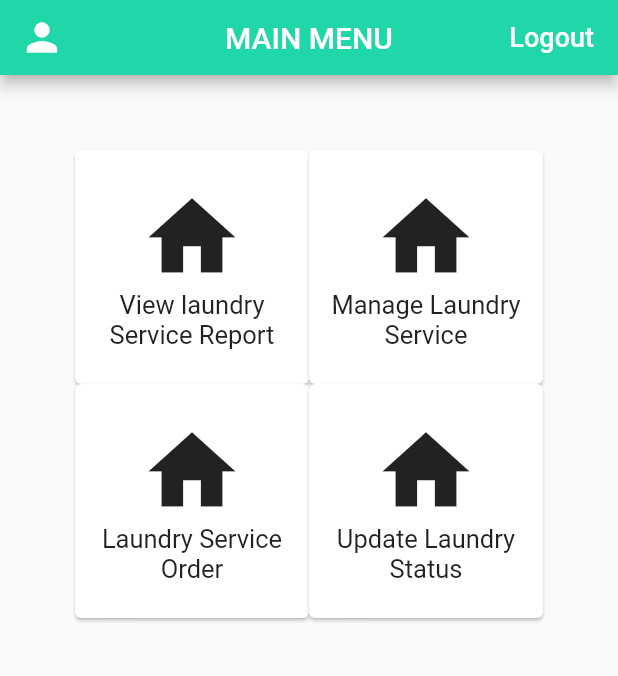
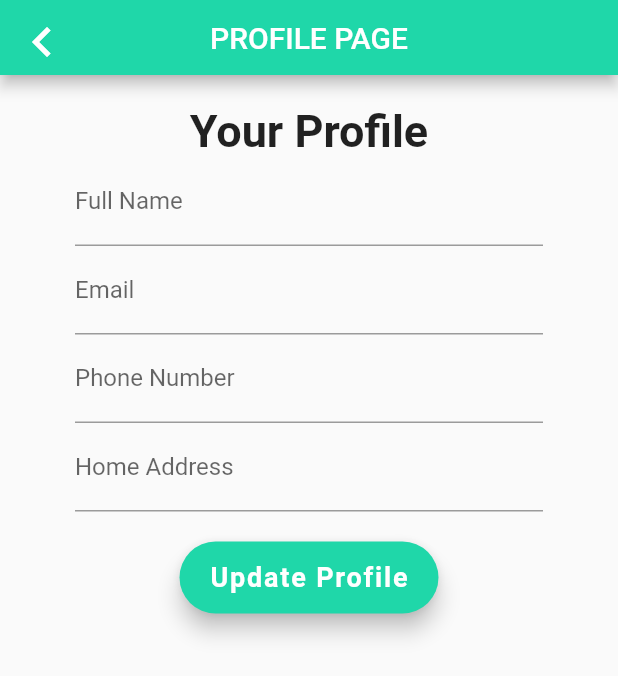
Before and after one commit to MAP-20212022-Yeoja-section1/SuperLaundry, a Flutter app: the mainMenuMScreen screen opened directly, after a tap on the "person" icon, on a phone screen of 412 x 824 dp. Shown: the top 676 px of the screen. Run offline on Flutter 3.47's test engine with Material 2 defaults, Android fonts, the phone set to English and light mode, and no system bars; our stand-ins replace cloud_firestore, firebase_auth, firebase_core, flutter_native_splash, fluttertoast, get_it and 1 more; accounts and stored records are empty.

Commit message:
Super Laundry #23 #24 #25

```diff
--- a/lib/app/service_locator.dart
+++ b/lib/app/service_locator.dart
@@ -24,6 +24,8 @@ import '../ui/screens/forgot_pass/forgot_pass_viewmodel.dart';
 import '../ui/screens/add_order/add_order_viewmodel.dart';
 import 'package:superlaundry/services/add_order/add_order_service.dart';
 import 'package:superlaundry/services/add_order/add_order_serviceFB.dart';
+import '../ui/screens/editProfile/profile_viewmodel.dart';
+import 'package:superlaundry/services/profile_service.dart';
 
 //import '../services/services.dart';
 
@@ -49,6 +51,8 @@ void initializeServiceLocator() => ServiceLocator.init((locator) {
       locator.registerLazySingleton<MenuViewmodel>(() => MenuViewmodel());
       locator.registerLazySingleton<MenudViewmodel>(() => MenudViewmodel());
       locator.registerLazySingleton<MenumViewmodel>(() => MenumViewmodel());
+      locator.registerLazySingleton<ProfileViewmodel>(() => ProfileViewmodel());
+      locator.registerLazySingleton<ProfileService>(() => ProfileService());
       locator.registerLazySingleton<CleanViewmodel>(() => CleanViewmodel());
       locator.registerLazySingleton<CleanManagementService>(
           () => CleanManagementServiceMock());
--- /dev/null
+++ b/lib/services/profile_service.dart
@@ -0,0 +1,45 @@
+import 'package:cloud_firestore/cloud_firestore.dart';
+import 'package:superlaundry/models/user.dart';
+import 'package:firebase_auth/firebase_auth.dart';
+// import 'package:mvvm_counter/services/profile_service.dart';
+import 'package:superlaundry/services/profile_service.dart';
+import 'package:superlaundry/services/registration/login_service.dart';
+import 'package:superlaundry/app/service_locator.dart';
+
+class ProfileService {
+  final String? uid;
+  ProfileService({this.uid});
+  final LoginService _auth = locator<LoginService>();
+  final CollectionReference _users =
+      FirebaseFirestore.instance.collection('users');
+
+  Future<void> editProfile(String userId, String name, String email,
+      String phonenum, String homeaddress) async {
+    await _users.doc(userId).update({
+      'name': name,
+      'email': email,
+      'phonenum': phonenum,
+      'homeaddress': homeaddress,
+    });
+  }
+
+  Future<Map> getUserData() async {
+    final uid = await _auth.getCurrentUID();
+    var users;
+    var data = await _users.doc(uid).get().then((value) {
+      users = {
+        'userId': value['userId'],
+        'name': value['name'],
+        'email': value['email'],
+        'phonenum': value['phonenum'],
+        'homeaddress': value['homeaddress'],
+      };
+      return users;
+    });
+    return data;
+  }
+
+  Stream<DocumentSnapshot> getData() {
+    return _users.doc(uid).snapshots();
+  }
+}
--- /dev/null
+++ b/lib/ui/screens/editProfile/profile_app_bar.dart
@@ -0,0 +1,29 @@
+import 'package:flutter/material.dart';
+import 'package:superlaundry/ui/screens/home_manager/mainmenuM_screen.dart';
+
+class profileAppBar extends StatelessWidget implements PreferredSizeWidget {
+  const profileAppBar({
+    Key? key,
+  }) : super(key: key);
+
+  @override
+  Size get preferredSize => Size.fromHeight(50);
+
+  @override
+  Widget build(BuildContext context) {
+    return AppBar(
+      title: Text('PROFILE PAGE'),
+      leading: IconButton(
+        onPressed: () {
+          Navigator.push(context,
+              MaterialPageRoute(builder: (context) => mainMenuMScreen()));
+        },
+        icon: Icon(Icons.chevron_left_sharp),
+        iconSize: 40.0,
+      ),
+      centerTitle: true,
+      backgroundColor: Color.fromARGB(255, 31, 215, 169),
+      foregroundColor: Colors.white,
+    );
+  }
+}
--- /dev/null
+++ b/lib/ui/screens/editProfile/profile_body.dart
@@ -0,0 +1,207 @@
+// import 'package:firebase_auth/firebase_auth.dart';
+import 'package:cloud_firestore/cloud_firestore.dart';
+import 'package:flutter/material.dart';
+// import 'package:provider/provider/.dart';
+import 'package:fluttertoast/fluttertoast.dart';
+import 'package:superlaundry/models/user.dart';
+import 'package:map_mvvm/map_mvvm.dart';
+import 'profile_viewmodel.dart';
+import 'package:superlaundry/ui/screens/editProfile/profile_viewmodel.dart';
+import 'package:superlaundry/services/profile_service.dart';
+
+class ProfileBody extends StatefulWidget {
+  // static Route route() => MaterialPageRoute(builder: (_) => ProfileBody());
+  const ProfileBody({
+    Key? key,
+  }) : super(key: key);
+
+  @override
+  _ProfileBodyState createState() => _ProfileBodyState();
+}
+
+class _ProfileBodyState extends State<ProfileBody> {
+  final _formKey = GlobalKey<FormState>();
+  String message = '';
+  // bool loading = true;
+  String name = '';
+  String email = '';
+  String phonenum = '';
+  String homeaddress = '';
+  String name_ = '';
+  String email_ = '';
+  String phonenum_ = '';
+  String homeaddress_ = '';
+  final GlobalKey _nameKey = GlobalKey();
+  final GlobalKey _emailKey = GlobalKey();
+  final GlobalKey _phonenumKey = GlobalKey();
+  final GlobalKey _homeaddressKey = GlobalKey();
+
+  @override
+  void initState() {
+    super.initState();
+  }
+
+  @override
+  Widget build(BuildContext context) {
+    return Container(
+        padding: const EdgeInsets.symmetric(vertical: 20.0, horizontal: 50.0),
+        alignment: Alignment.center,
+        child: View<ProfileViewmodel>(
+            builder: (_, viewmodel) => Container(
+                child: FutureBuilder<Map>(
+                    future: viewmodel.getUserData(),
+                    builder: (context, snapshot) {
+                      if (snapshot.hasData) {
+                        Map<String, dynamic> data =
+                            snapshot.data as Map<String, dynamic>;
+                        name_ = data['name'] ?? '';
+                        email_ = data['email'] ?? '';
+                        phonenum_ = data['phonenum'] ?? '';
+                        homeaddress_ = data['homeaddress'] ?? '';
+                        return ListView(
+                          children: <Widget>[
+                            Form(
+                              key: _formKey,
+                              child: Column(children: <Widget>[
+                                // SizedBox(height: 40),
+                                const Text(
+                                  "Your Profile",
+                                  textAlign: TextAlign.center,
+                                  style: TextStyle(
+                                    fontSize: 30.0,
+                                    fontWeight: FontWeight.bold,
+                                  ),
+                                ),
+                                TextFormField(
+                                  key: _nameKey,
+                                  initialValue: '${data['name']}',
+                                  decoration: const InputDecoration(
+                                      labelText: 'Full Name'),
+                                  validator: (value) => value!.isEmpty
+                                      ? 'Your name cannot be empty'
+                                      : null,
+                                  onChanged: (value) {
+                                    setState(() => name = value);
+                                  },
+                                ),
+                                TextFormField(
+                                  key: _emailKey,
+                                  initialValue: '${data['email']}',
+                                  decoration:
+                                      const InputDecoration(labelText: 'Email'),
+                                  validator: (value) => value!.isEmpty
+                                      ? 'Your email must cannot be empty'
+                                      : null,
+                                  onChanged: (value) {
+                                    setState(() => email = value);
+                                  },
+                                ),
+                                TextFormField(
+                                  key: _phonenumKey,
+                                  initialValue: '${data['phonenum']}',
+                                  decoration: const InputDecoration(
+                                      labelText: 'Phone Number'),
+                                  validator: (value) => value!.isEmpty
+                                      ? 'Your phone number cannot be empty'
+                                      : null,
+                                  onChanged: (value) {
+                                    setState(() => phonenum = value);
+                                  },
+                                ),
+                                TextFormField(
+                                  key: _homeaddressKey,
+                                  initialValue: '${data['homeaddress']}',
+                                  decoration: const InputDecoration(
+                                      labelText: 'Home Address'),
+                                  validator: (value) => value!.isEmpty
+                                      ? 'Your address must be filled'
+                                      : null,
+                                  onChanged: (value) {
+                                    setState(() => homeaddress = value);
+                                  },
+                                ),
+                                Padding(
+                                  padding: const EdgeInsets.only(top: 20),
+                                  child: FloatingActionButton.extended(
+                                    onPressed: () async {
+                                      if (_formKey.currentState!.validate()) {
+                                        // setState(() => loading = true);
+
+                                        if (name.isEmpty) {
+                                          setState(() {
+                                            name = name_;
+                                          });
+                                        }
+
+                                        if (email.isEmpty) {
+                                          setState(() {
+                                            email = email_;
+                                          });
+                                        }
+
+                                        if (phonenum.isEmpty) {
+                                          setState(() {
+                                            phonenum = phonenum_;
+                                          });
+                                        }
+
+                                        if (homeaddress.isEmpty) {
+                                          setState(() {
+                                            homeaddress = homeaddress_;
+                                          });
+                                        }
+
+                                        dynamic msg =
+                                            await viewmodel.editProfile(
+                                                userId: await viewmodel
+                                                    .getCurrentID(),
+                                                name: name,
+                                                email: email,
+                                                phonenum: phonenum,
+                                                homeaddress: homeaddress);
+
+                                        if (msg == 100) {
+                                          Fluttertoast.showToast(
+                                            msg:
+                                                "Eror! Unable to update the new Information.",
+                                            toastLength: Toast.LENGTH_LONG,
+                                            gravity: ToastGravity.BOTTOM,
+                                            fontSize: 16,
+                                            backgroundColor:
+                                                const Color.fromARGB(
+                                                    255, 209, 68, 58),
+                                          );
+                                        } else {
+                                          Fluttertoast.showToast(
+                                            msg:
+                                                "Your profile information is updated successfully!",
+                                            toastLength: Toast.LENGTH_LONG,
+                                            gravity: ToastGravity.BOTTOM,
+                                            fontSize: 16,
+                                            backgroundColor:
+                                                const Color.fromARGB(
+                                                    255, 69, 161, 76),
+                                          );
+                                        }
+                                      }
+                                    },
+                                    label: const Text('Update Profile',
+                                        style: TextStyle(
+                                            fontWeight: FontWeight.bold,
+                                            fontSize: 18)),
+                                    highlightElevation: 10.0,
+                                    backgroundColor:
+                                        const Color.fromARGB(255, 31, 215, 169),
+                                  ),
+                                )
+                              ]),
+                            )
+                          ],
+                        );
+                      } else {
+                        return ListView();
+                      } //else block
+                    } //snapshot
+                    ))));
+  }
+}
--- /dev/null
+++ b/lib/ui/screens/editProfile/profile_screen.dart
@@ -0,0 +1,28 @@
+import 'package:firebase_auth/firebase_auth.dart';
+import 'package:firebase_core/firebase_core.dart';
+
+import 'package:flutter/material.dart';
+// import 'package:superlaundry/ui/screens/registration/registration_form.dart';
+import 'package:superlaundry/ui/screens/editProfile/profile_body.dart';
+import 'profile_app_bar.dart';
+
+class ProfileScreen extends StatefulWidget {
+  static Route route() => MaterialPageRoute(builder: (_) => ProfileScreen());
+
+  @override
+  ProfileScreenState createState() => ProfileScreenState();
+}
+
+class ProfileScreenState extends State<ProfileScreen> {
+  // String myEmail;
+
+  @override
+  Widget build(BuildContext context) {
+    return SafeArea(
+      child: Scaffold(
+        appBar: const profileAppBar(),
+        body: ProfileBody(),
+      ),
+    );
+  }
+}
--- /dev/null
+++ b/lib/ui/screens/editProfile/profile_viewmodel.dart
@@ -0,0 +1,42 @@
+import 'package:map_mvvm/viewmodel.dart';
+import '../../../app/service_locator.dart';
+import '../../../services/logout/logout_service.dart';
+import 'package:map_mvvm/map_mvvm.dart';
+import 'package:meta/meta.dart';
+import 'package:superlaundry/app/service_locator.dart';
+import '../../../../../models/user.dart';
+import '../../../../../services/profile_service.dart';
+import 'package:superlaundry/services/profile_service.dart';
+import '../../../services/registration/login_service.dart';
+
+class ProfileViewmodel extends Viewmodel {
+  final ProfileService _profileService = locator<ProfileService>();
+  final LoginService _loginService = locator<LoginService>();
+
+  LogoutService get _logoutService => locator<LogoutService>();
+  dynamic msg = '';
+
+  Future logoutUser() async {
+    msg = await _logoutService.logoutUser();
+    return msg;
+  }
+
+  Future<Map<dynamic, dynamic>>? getUserData() async {
+    return _profileService.getUserData();
+  }
+
+  Future getCurrentID() async {
+    return _loginService.getCurrentUID();
+  }
+
+  Future editProfile({
+    required String userId,
+    required String name,
+    required String email,
+    required String phonenum,
+    required String homeaddress,
+  }) async {
+    return await _profileService.editProfile(
+        userId, name, email, phonenum, homeaddress);
+  }
+}
--- a/lib/ui/screens/home_customer/mainmenu_app_bar.dart
+++ b/lib/ui/screens/home_customer/mainmenu_app_bar.dart
@@ -5,6 +5,7 @@ import 'package:map_mvvm/view.dart';
 import '../login/login_screen.dart';
 import '../wrapper.dart';
 import 'mainmenu_viewmodel.dart';
+import 'package:superlaundry/ui/screens/editProfile/profile_screen.dart';
 
 class mainMenuAppBar extends StatelessWidget implements PreferredSizeWidget {
   const mainMenuAppBar({
@@ -22,7 +23,8 @@ class mainMenuAppBar extends StatelessWidget implements PreferredSizeWidget {
               title: Text('MAIN MENU'),
               leading: IconButton(
                 onPressed: () {
-                  //Navigator.push(context, MaterialPageRoute(builder: (context)=>ManagerMenu()));
+                  Navigator.push(context,
+                      MaterialPageRoute(builder: (context) => ProfileScreen()));
                 },
                 icon: Icon(Icons.person),
                 iconSize: 30.0,
@@ -43,8 +45,8 @@ class mainMenuAppBar extends StatelessWidget implements PreferredSizeWidget {
                           fontSize: 16,
                           backgroundColor: Color.fromARGB(255, 235, 79, 68));
                     } else {
-                      Navigator.of(context).pushReplacement(MaterialPageRoute(
-                          builder: (context) => Wrapper()));
+                      Navigator.of(context).pushReplacement(
+                          MaterialPageRoute(builder: (context) => Wrapper()));
                       Fluttertoast.showToast(
                         msg: "Logout successfully!",
                         toastLength: Toast.LENGTH_LONG,
@@ -62,5 +64,3 @@ class mainMenuAppBar extends StatelessWidget implements PreferredSizeWidget {
             ));
   }
 }
-
-class MenuViewModel {}
--- a/lib/ui/screens/home_deliveryman/mainmenuD_app_bar.dart
+++ b/lib/ui/screens/home_deliveryman/mainmenuD_app_bar.dart
@@ -3,7 +3,7 @@ import 'package:flutter/material.dart';
 import 'package:fluttertoast/fluttertoast.dart';
 import 'package:map_mvvm/view.dart';
 import 'package:superlaundry/ui/screens/wrapper.dart';
-
+import 'package:superlaundry/ui/screens/editProfile/profile_screen.dart';
 import '../home_deliveryman/mainmenuD_viewmodel.dart';
 import '../login/login_screen.dart';
 import 'mainmenuD_viewmodel.dart';
@@ -23,7 +23,10 @@ class mainMenuDAppBar extends StatelessWidget implements PreferredSizeWidget {
         builder: (_, viewmodel) => AppBar(
               title: Text('MAIN MENU'),
               leading: IconButton(
-                onPressed: () {},
+                onPressed: () {
+                  Navigator.push(context,
+                      MaterialPageRoute(builder: (context) => ProfileScreen()));
+                },
                 icon: Icon(Icons.person),
                 iconSize: 30.0,
               ),
@@ -35,7 +38,7 @@ class mainMenuDAppBar extends StatelessWidget implements PreferredSizeWidget {
                   ),
                   onPressed: () async {
                     dynamic msg = await viewmodel.logoutUser();
-                    if (msg==100) {
+                    if (msg == 100) {
                       Fluttertoast.showToast(
                           msg: "Unable to logout!",
                           toastLength: Toast.LENGTH_LONG,
@@ -43,8 +46,8 @@ class mainMenuDAppBar extends StatelessWidget implements PreferredSizeWidget {
                           fontSize: 16,
                           backgroundColor: Color.fromARGB(255, 235, 79, 68));
                     } else {
-                      Navigator.of(context).pushReplacement(MaterialPageRoute(
-                          builder: (context) => Wrapper()));
+                      Navigator.of(context).pushReplacement(
+                          MaterialPageRoute(builder: (context) => Wrapper()));
                       Fluttertoast.showToast(
                         msg: "Logout successfully!",
                         toastLength: Toast.LENGTH_LONG,
--- a/lib/ui/screens/home_manager/mainmenuM_app_bar.dart
+++ b/lib/ui/screens/home_manager/mainmenuM_app_bar.dart
@@ -2,7 +2,7 @@ import 'package:flutter/material.dart';
 import 'package:fluttertoast/fluttertoast.dart';
 import 'package:map_mvvm/view.dart';
 import 'package:superlaundry/ui/screens/wrapper.dart';
-
+import 'package:superlaundry/ui/screens/editProfile/profile_screen.dart';
 import '../home_manager/mainmenuM_viewmodel.dart';
 import '../login/login_screen.dart';
 import 'mainmenuM_viewmodel.dart';
@@ -23,7 +23,8 @@ class mainMenuMAppBar extends StatelessWidget implements PreferredSizeWidget {
               title: Text('MAIN MENU'),
               leading: IconButton(
                 onPressed: () {
-                  //Navigator.push(context, MaterialPageRoute(builder: (context)=>ManagerMenu()));
+                  Navigator.push(context,
+                      MaterialPageRoute(builder: (context) => ProfileScreen()));
                 },
                 icon: Icon(Icons.person),
                 iconSize: 30.0,
@@ -44,8 +45,8 @@ class mainMenuMAppBar extends StatelessWidget implements PreferredSizeWidget {
                           fontSize: 16,
                           backgroundColor: Color.fromARGB(255, 235, 79, 68));
                     } else {
-                      Navigator.of(context).pushReplacement(MaterialPageRoute(
-                          builder: (context) => Wrapper()));
+                      Navigator.of(context).pushReplacement(
+                          MaterialPageRoute(builder: (context) => Wrapper()));
                       Fluttertoast.showToast(
                         msg: "Logout successfully!",
                         toastLength: Toast.LENGTH_LONG,
```
